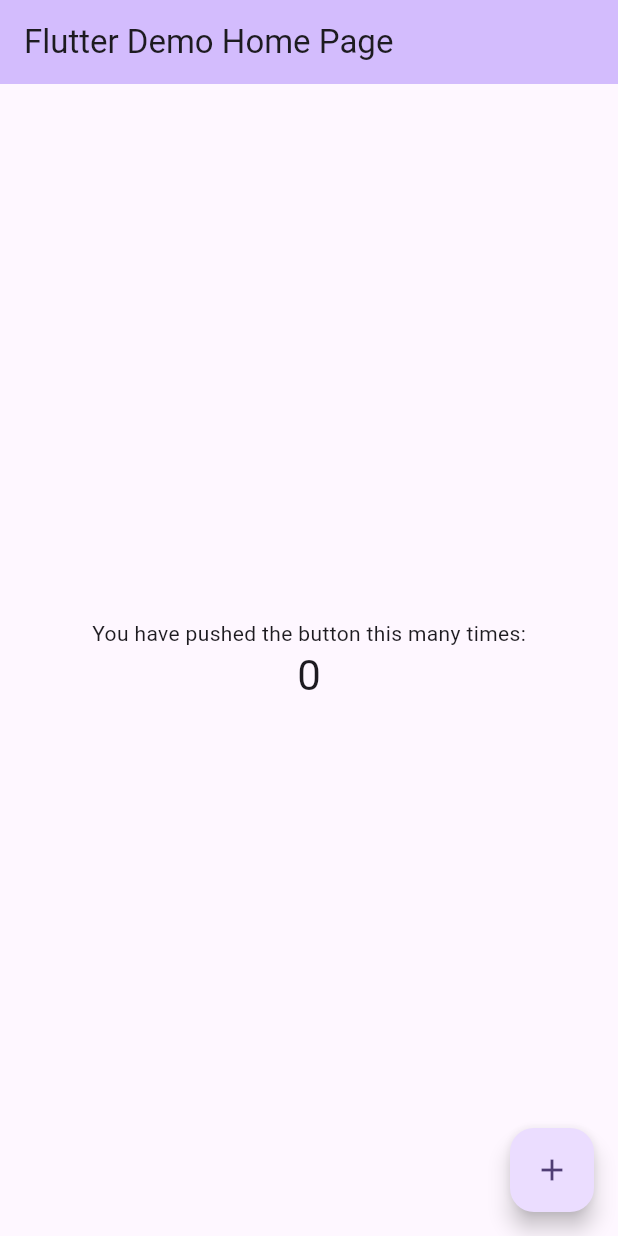
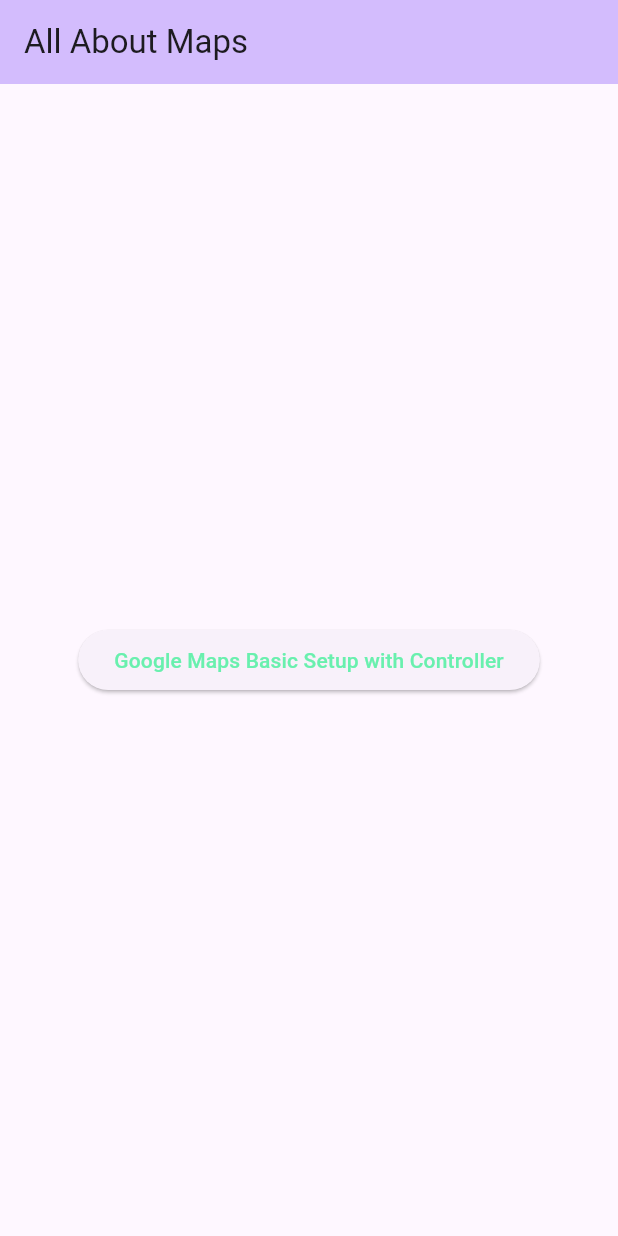
Before and after one commit to ahmedabdelrahmanalghwalbi/all_about_maps, a Flutter app: the screen it shows after launch, on a phone screen of 412 x 824 dp. Run offline on Flutter 3.47's test engine with Material 3 defaults, Android fonts, the phone set to English and light mode, and no system bars.

Commit message:
#basic_setup

```diff
--- a/lib/main.dart
+++ b/lib/main.dart
@@ -1,3 +1,4 @@
+import 'package:all_about_maps/Features/basic_map_setup_with_map_controller/basic_map_setup_with_controller.dart';
 import 'package:flutter/material.dart';
 
 void main() {
@@ -15,55 +16,66 @@
         colorScheme: ColorScheme.fromSeed(seedColor: Colors.deepPurple),
         useMaterial3: true,
       ),
-      home: const MyHomePage(title: 'Flutter Demo Home Page'),
+      home: const MyHomePage(),
     );
   }
 }
 
 class MyHomePage extends StatefulWidget {
-  const MyHomePage({super.key, required this.title});
-
-  final String title;
+  const MyHomePage({super.key});
 
   @override
   State<MyHomePage> createState() => _MyHomePageState();
 }
 
 class _MyHomePageState extends State<MyHomePage> {
-  int _counter = 0;
-
-  void _incrementCounter() {
-    setState(() {
-      _counter++;
-    });
-  }
-
   @override
   Widget build(BuildContext context) {
     return Scaffold(
       appBar: AppBar(
         backgroundColor: Theme.of(context).colorScheme.inversePrimary,
-        title: Text(widget.title),
+        title: const Text("All About Maps"),
       ),
       body: Center(
         child: Column(
           mainAxisAlignment: MainAxisAlignment.center,
           children: <Widget>[
-            const Text(
-              'You have pushed the button this many times:',
-            ),
-            Text(
-              '$_counter',
-              style: Theme.of(context).textTheme.headlineMedium,
-            ),
+            //Google maps Basic Setup with GoogleMapsController
+            NavigatorButton(
+              buttonTitle: 'Google Maps Basic Setup with Controller',
+              color: Colors.greenAccent,
+              onPressed: () {
+                Navigator.push(
+                    context,
+                    MaterialPageRoute(
+                        builder: (_) =>
+                            const GoogleMapsBasicSetupWithController()));
+              },
+            )
           ],
         ),
-      ),
-      floatingActionButton: FloatingActionButton(
-        onPressed: _incrementCounter,
-        tooltip: 'Increment',
-        child: const Icon(Icons.add),
       ),
     );
   }
 }
+
+class NavigatorButton extends StatelessWidget {
+  final Function() onPressed;
+  final String buttonTitle;
+  final Color color;
+  const NavigatorButton(
+      {super.key,
+      required this.onPressed,
+      required this.buttonTitle,
+      required this.color});
+
+  @override
+  Widget build(BuildContext context) {
+    return ElevatedButton(
+        onPressed: onPressed,
+        child: Text(
+          buttonTitle,
+          style: TextStyle(color: color),
+        ));
+  }
+}
```
Also changed, not shown: lib/Features/basic_map_setup_with_map_controller/basic_map_setup_with_controller.dart (added, +25 -0 lines).
